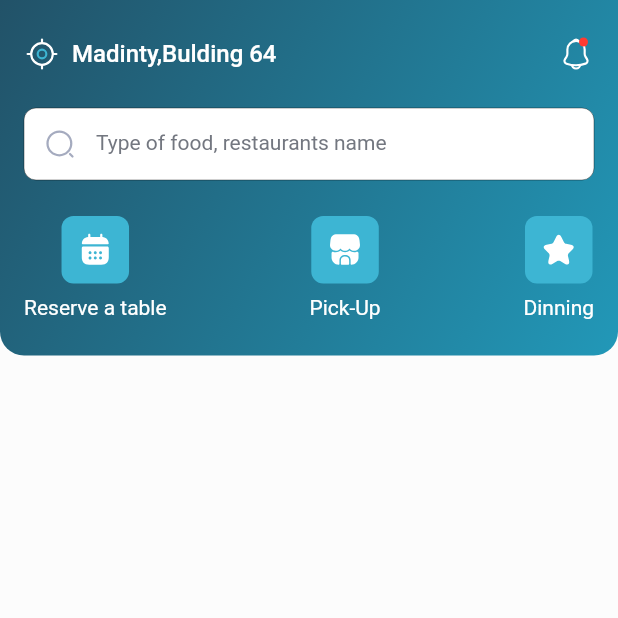
After one commit to Karim-ali14/Flutter-base, a Flutter app: the HomeScreen screen opened directly, on a phone screen of 412 x 824 dp, the top half of it. The commit adds this screen. Run offline on Flutter 3.47's test engine with Material 3 defaults, Android fonts, the phone set to English and light mode, and no system bars; our stand-ins replace animated_theme_switcher, cached_network_image, easy_localization, flutter_riverpod, flutter_svg, go_router and 5 more; missing offline and left inert: pretty_http_logger, shake_animation_widget; accounts and stored records are empty; Roboto replaces fonts that are missing (Proxima); statements that could not run were skipped; project files that could hold a hidden picture were left out.

Commit message:
feat: set up home screen with header component and initial structure

```diff
--- a/lib/core/Theme/app_theme.dart
+++ b/lib/core/Theme/app_theme.dart
@@ -3,7 +3,7 @@ import 'package:flutter/material.dart';
 import 'package:flutter/services.dart';
 
 class AppTheme {
-  static const Color mainAppColor = Color(0xFFA259FB);
+  static const Color mainAppColor = Color(0xFF3DB5D3);
   static const Color mainAppColorLight = Color(0xFFF7DBDE);
   static const Color mainAppColorLight2 = Color(0xFFFDE9EB);
   static const Color mainAppColorBright = Color(0xFFe6f4ff);
@@ -30,6 +30,9 @@ class AppTheme {
   static const Color appGrey14 =
       Color(0x14000000); // box-shadow: 0px -6px 16px 0px #00000014;
 
+  static const Color appHeaderOne = Color(0xFF225268);
+  static const Color appHeaderTwo = Color(0xFF2298B8);
+
   static const Color appGunmetal = Color(0xFF333740);
   static const Color appLightGrey = Color(0xFFe5e5e5);
   static const Color appLightGreyV2 = Color(0xFFF0F0F0);
@@ -45,6 +48,8 @@ class AppTheme {
   static const Color lightAlert = Color(0xFFeb6866);
   static const Color blue = Color(0xFF1256d2);
   static const Color appBlue = Color(0xFF0582D2);
+
+  static const Color appRed = Color(0xFFFF3B30);
 
   static const Color selectedBackgroundColor = Color(0xFF23B574);
   static const Color mainBackgroundLightColor = Color(0xFFFCFCFC);
@@ -196,11 +201,17 @@ class AppTheme {
   static const TextStyle styleWithTextRedAdelleSansExtendedFonts16w500 =
       TextStyle(color: mainAppColor, fontSize: 16, fontWeight: FontWeight.w500);
 
+  static const TextStyle styleWithTextWhiteAdelleSansExtendedFonts16w500 =
+      TextStyle(color: Colors.white, fontSize: 16, fontWeight: FontWeight.w500);
+
   // static const TextStyle styleWithTextRedAdelleSansExtendedFonts16w400 = TextStyle(
   //     color: mainAppColor , fontSize: 16, fontWeight: FontWeight.w400);
 
   static const TextStyle styleWithTextBlackAdelleSansExtendedFonts14w400 =
       TextStyle(color: Colors.black, fontSize: 14, fontWeight: FontWeight.w400);
+
+  static const TextStyle styleWithTextWhiteAdelleSansExtendedFonts14w400 =
+      TextStyle(color: Colors.white, fontSize: 14, fontWeight: FontWeight.w400);
 
   static const TextStyle styleWithTextAppGrey4RegularFonts14w400 =
       TextStyle(color: appGrey4, fontSize: 14, fontWeight: FontWeight.w400);
@@ -213,8 +224,6 @@ class AppTheme {
   static const TextStyle styleWithTextBlackAdelleSansExtendedFonts14w500 =
       TextStyle(color: Colors.black, fontSize: 14, fontWeight: FontWeight.w500);
 
-  static const TextStyle styleWithTextWhiteAdelleSansExtendedFonts14w400 =
-      TextStyle(color: Colors.white, fontSize: 14, fontWeight: FontWeight.w400);
 
   static const TextStyle styleWithTextAppGrey7AdelleSansExtendedFonts14w400 =
       TextStyle(color: appGrey7, fontSize: 14, fontWeight: FontWeight.w400);
--- a/lib/core/constants/assets.dart
+++ b/lib/core/constants/assets.dart
@@ -9,6 +9,13 @@ const backIconPath = "assets/images/back_icon.svg";
 const headerAuthIconPath = "assets/images/header_auth_icon.png";
 const changePasswordSuccess = "assets/images/change_password_success.png";
 const faceId = "assets/images/face_id.svg";
+const gpsIconPath = "assets/images/gps_icon.svg";
+const notificationIconPath = "assets/images/notification_icon.svg";
+const searchIconPath = "assets/images/search_icon.svg";
+const calendarIconPath = "assets/images/calendar_icon.svg";
+const homeIconPath = "assets/images/home_icon.svg";
+const shopIconPath = "assets/images/shop_icon.svg";
+const starIconPath = "assets/images/star_icon.svg";
 const appleBtn = "assets/images/apple_btn.png";
 const googleBtn = "assets/images/google_btn.png";
 const successAnimation = "assets/images/success_animation.gif";
--- a/lib/core/utils/typedefs.dart
+++ b/lib/core/utils/typedefs.dart
@@ -1,3 +1,9 @@
+import 'package:flutter/cupertino.dart';
+
 import '../models/ResponseModel.dart';
 
 typedef FutureResponseModel = Future<ResponseModel>;
+
+
+// call backs
+typedef VoidCallback = Function();
--- a/lib/core/widgets/svg_icons.dart
+++ b/lib/core/widgets/svg_icons.dart
@@ -1,7 +1,6 @@
 import 'package:flutter/material.dart';
+import 'package:flutter_base/core/constants/assets.dart';
 import 'package:flutter_svg/svg.dart';
-
-import '../constants/Assets.dart';
 
 class SVGIcons {
   static Widget shareIcon(){
@@ -19,6 +18,11 @@ class SVGIcons {
       width: 30,
       height: 30,
     );
+  }
+
+  static Widget searchIcon() {
+    return SvgPicture.asset(searchIconPath,
+        width: 20, height: 20, fit: BoxFit.scaleDown);
   }
 
   static Widget localSVG(String assetPath, {double width = 50, double height = 50 , Color? color}) {
--- /dev/null
+++ b/lib/features/home/persentaion/home_screen.dart
@@ -0,0 +1,121 @@
+import 'package:flutter/cupertino.dart';
+import 'package:flutter/material.dart';
+import 'package:flutter_base/core/Constants/Constants.dart';
+import 'package:flutter_base/core/Theme/app_theme.dart';
+import 'package:flutter_base/core/widgets/svg_icons.dart';
+import 'package:flutter_base/features/home/persentaion/widget/search_with_filter.dart';
+import 'package:flutter_base/features/home/persentaion/widget/service_options.dart';
+
+import '../../../core/constants/assets.dart';
+
+class HomeScreen extends StatefulWidget {
+  const HomeScreen({super.key});
+
+  @override
+  State<HomeScreen> createState() => _HomeScreenState();
+}
+
+class _HomeScreenState extends State<HomeScreen> {
+  @override
+  Widget build(BuildContext context) {
+    return Scaffold(
+      body: SafeArea(
+        child: SingleChildScrollView(
+          child: Column(
+            children: [
+              Container(
+                padding: EdgeInsetsDirectional.symmetric(
+                    horizontal: defaultPaddingHorizontal, vertical: 24),
+                decoration: BoxDecoration(
+                    gradient: LinearGradient(
+                      colors: [AppTheme.appHeaderOne, AppTheme.appHeaderTwo],
+                      begin: Alignment.topLeft,
+                      end: Alignment.bottomRight,
+                    ),
+                    color: Colors.black,
+                    borderRadius: BorderRadius.only(
+                        bottomLeft: Radius.circular(16),
+                        bottomRight: Radius.circular(16))),
+                child: Column(
+                  children: [
+                    Row(
+                      children: [
+                        SVGIcons.localSVG(gpsIconPath, width: 24, height: 24),
+                        Padding(
+                          padding: EdgeInsetsDirectional.symmetric(
+                              horizontal: defaultButtonRadius),
+                          child: Text(
+                            "Madinty,Bulding 64",
+                            style: AppTheme
+                                .styleWithTextWhiteAdelleSansExtendedFonts16w500,
+                          ),
+                        ),
+                        Spacer(),
+                        Stack(children: [
+                          Align(
+                              alignment: AlignmentDirectional.center,
+                              child: InkWell(
+                                  onTap: () {},
+                                  child: SVGIcons.localSVG(notificationIconPath,
+                                      width: 24, height: 24))),
+                          Positioned(
+                            right: 4,
+                            top: 1,
+                            child: Container(
+                              height: 6,
+                              width: 6,
+                              decoration: BoxDecoration(
+                                  shape: BoxShape.circle,
+                                  color: AppTheme.appRed),
+                            ),
+                          )
+                        ])
+                      ],
+                    ),
+                    SizedBox(
+                      height: 24,
+                    ),
+                    AppSearchBarWithFilter(
+                      hasFilter: false,
+                      enableSearch: false,
+                      onFilterClick: () {},
+                      hintTxt: "Type of food, restaurants name",
+                    ),
+                    SizedBox(
+                      height: 24,
+                    ),
+                    Row(
+                      children: [
+                        ServiceOptions(
+                          icon: SVGIcons.localSVG(calendarIconPath,
+                              width: 24, height: 24),
+                          title: "Reserve a table",
+                          onClick: () {},
+                        ),
+                        const Spacer(),
+                        ServiceOptions(
+                          icon: SVGIcons.localSVG(shopIconPath,
+                              width: 24, height: 24),
+                          title: "Pick-Up",
+                          onClick: () {},
+                        ),
+                        const Spacer(),
+                        ServiceOptions(
+                          icon: SVGIcons.localSVG(starIconPath,
+                              width: 24, height: 24),
+                          title: "Dinning",
+                          onClick: () {},
+                        ),
+                      ],
+                    ),
+                  ],
+                ),
+              ),
+
+            ],
+          ),
+        ),
+      ),
+    );
+  }
+}
--- /dev/null
+++ b/lib/features/home/persentaion/widget/search_with_filter.dart
@@ -0,0 +1,140 @@
+import 'dart:async';
+
+import 'package:easy_localization/easy_localization.dart';
+import 'package:flutter/cupertino.dart';
+import 'package:flutter/material.dart';
+import 'package:flutter_base/core/constants/constants.dart';
+
+import '../../../../core/Theme/app_theme.dart';
+import '../../../../core/constants/assets.dart';
+import '../../../../core/widgets/svg_icons.dart';
+
+typedef OnTextChangeListener = Function(String);
+
+class AppSearchBarWithFilter extends StatefulWidget {
+  final int? delay;
+  final bool hasFilter;
+  final VoidCallback onFilterClick;
+  final VoidCallback? onSearchClick;
+  final OnTextChangeListener? onTextChangeListener;
+  final TextEditingController? controller;
+  final bool? enableSearch;
+  final String? hintTxt;
+  const AppSearchBarWithFilter(
+      {super.key,
+      required this.hasFilter,
+      required this.onFilterClick,
+      this.onTextChangeListener,
+      this.delay, this.enableSearch = true, this.onSearchClick, this.controller, this.hintTxt });
+
+  @override
+  State<AppSearchBarWithFilter> createState() => _AppSearchBarWithFilterState();
+}
+
+class _AppSearchBarWithFilterState extends State<AppSearchBarWithFilter> {
+  final TextEditingController textEditingController = TextEditingController();
+  Timer? _timer;
+
+  @override
+  void dispose() {
+    _timer?.cancel(); // Cancel the timer when disposing the widget
+    super.dispose();
+  }
+
+  void executeAfterDelay(value) {
+    _timer?.cancel(); // Cancel previous timer if it exists
+
+    _timer = Timer(Duration(seconds: widget.delay ?? 0), () {
+      widget.onTextChangeListener?.call(value);
+    });
+  }
+
+  @override
+  Widget build(BuildContext context) {
+    return Row(
+      children: [
+        Expanded(
+          child: widget.enableSearch == false ? InkWell(
+            onTap: (){
+              widget.onSearchClick?.call();
+            },
+            child: TextField(
+              controller: widget.controller,
+              readOnly: widget.enableSearch == false,
+              enabled: widget.enableSearch,
+              style: AppTheme.styleWithTextBlackAdelleSansExtendedFonts14w400,
+              decoration: InputDecoration(
+                  fillColor: Colors.white,
+                  filled: true,
+                  contentPadding: EdgeInsets.symmetric(horizontal: 12),
+                  labelText: widget.hintTxt,
+                  labelStyle: AppTheme
+                      .styleWithTextAppGrey4RegularFonts14w400,
+                  border: OutlineInputBorder(
+                      borderRadius: BorderRadius.circular(defaultButtonRadius),
+                      borderSide: BorderSide(color: AppTheme.appGrey6)),
+                  enabledBorder: OutlineInputBorder(
+                      borderRadius: BorderRadius.circular(defaultButtonRadius),
+                      borderSide: BorderSide(color: AppTheme.appGrey6)),
+                  focusedBorder: OutlineInputBorder(
+                      borderRadius: BorderRadius.circular(defaultButtonRadius),
+                      borderSide: BorderSide(color: AppTheme.appGrey6)),
+                  prefixIcon: SVGIcons.searchIcon()),
+              onChanged: (value) {
+                executeAfterDelay(value);
+              },
+            ),
+          ) : TextField(
+            controller: widget.controller,
+            readOnly: widget.enableSearch == false,
+            enabled: widget.enableSearch,
+            style: AppTheme.styleWithTextBlackAdelleSansExtendedFonts14w400,
+            decoration: InputDecoration(
+              fillColor: Colors.white,
+                filled: true,
+                contentPadding: EdgeInsets.symmetric(horizontal: 12),
+                labelText: widget.hintTxt,
+                labelStyle: AppTheme
+                    .styleWithTextAppGrey4RegularFonts14w400,
+                border: OutlineInputBorder(
+                    borderRadius: BorderRadius.circular(defaultButtonRadius),
+                    borderSide: BorderSide(color: AppTheme.appGrey6)),
+                enabledBorder: OutlineInputBorder(
+                    borderRadius: BorderRadius.circular(defaultButtonRadius),
+                    borderSide: BorderSide(color: AppTheme.appGrey6)),
+                focusedBorder: OutlineInputBorder(
+                    borderRadius: BorderRadius.circular(defaultButtonRadius),
+                    borderSide: BorderSide(color: AppTheme.appGrey6)),
+                prefixIcon: SVGIcons.searchIcon()),
+            onChanged: (value) {
+              executeAfterDelay(value);
+            },
+          ),
+        ),
+        widget.hasFilter
+            ? SizedBox(
+                width: 8,
+              )
+            : SizedBox(),
+        widget.hasFilter
+            ? InkWell(
+                onTap: () {
+                  widget.onFilterClick.call();
+                },
+                child: Container(
+                  height: 50,
+                  width: 50,
+                  decoration: BoxDecoration(
+                    color: AppTheme.mainAppColorLight2,
+                    borderRadius: BorderRadius.circular(4),
+                  ),
+                  // child: Center(
+                  //   child: SVGIcons.filterIcon(),
+                  // ),
+                ),
+              )
+            : SizedBox()
+      ],
+    );
+  }
+}
--- /dev/null
+++ b/lib/features/home/persentaion/widget/service_options.dart
@@ -0,0 +1,44 @@
+import 'package:flutter/cupertino.dart';
+import 'package:flutter/material.dart';
+import 'package:flutter_base/core/Constants/Constants.dart';
+import 'package:flutter_base/core/Theme/app_theme.dart';
+
+class ServiceOptions extends StatelessWidget {
+  final Widget icon;
+  final String title;
+  final VoidCallback onClick;
+  const ServiceOptions({super.key, required this.icon, required this.title, required this.onClick});
+
+  @override
+  Widget build(BuildContext context) {
+    return InkWell(
+      onTap: (){
+        onClick.call();
+      },
+      child: Column(
+        crossAxisAlignment: CrossAxisAlignment.center,
+        mainAxisAlignment: MainAxisAlignment.center,
+        children: [
+          Container(
+            width: 45,
+            height: 45,
+            decoration: const BoxDecoration(
+              color: AppTheme.mainAppColor,
+              borderRadius: BorderRadius.all(Radius.circular(defaultButtonRadius))
+            ),
+            child: Center(
+              child: icon,
+            ),
+          ),
+          SizedBox(
+            height: 8,
+          ),
+          Text(
+            title,
+            style: AppTheme.styleWithTextWhiteAdelleSansExtendedFonts14w400,
+          )
+        ],
+      ),
+    );
+  }
+}
```
Also changed, not shown: assets/images/calendar_icon.svg (added), assets/images/gps_icon.svg (added), assets/images/home_icon.svg (added), assets/images/notification_icon.svg (added), assets/images/search_icon.svg (added), assets/images/shop_icon.svg (added), assets/images/star_icon.svg (added).
